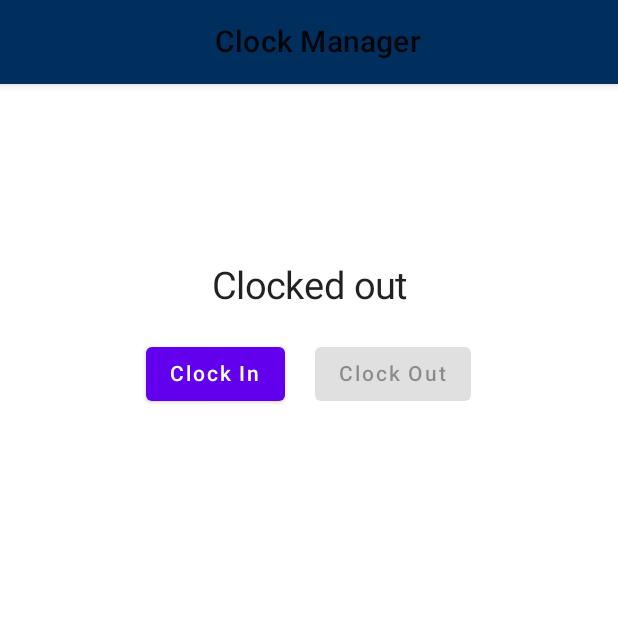
After one commit to lexisother/GDOS-Portal-App, an Android app built with Jetpack Compose: the ClockManager screen opened through its navigation route, on a phone screen of 412 x 824 dp, the top half of it. The commit adds this screen. Run offline under Robolectric (Android 15) with nearby library versions, the phone set to English and light mode, and no system bars; our stand-ins replace accompanist; libraries missing offline, so code that uses them is left out: com.beust.klaxon; network calls fail; 1 statement that could not run was skipped.

Commit message:
[Clock] Implement simple clock manager

```diff
--- a/app/src/main/java/com/alyxia/gdos_portal_app/MainActivity.kt
+++ b/app/src/main/java/com/alyxia/gdos_portal_app/MainActivity.kt
@@ -16,6 +16,7 @@ import androidx.compose.ui.graphics.Color
 import androidx.navigation.compose.NavHost
 import androidx.navigation.compose.composable
 import androidx.navigation.compose.rememberNavController
+import com.alyxia.gdos_portal_app.composables.ClockManager
 import com.alyxia.gdos_portal_app.composables.LoginScreen
 import com.alyxia.gdos_portal_app.composables.Main
 import com.alyxia.gdos_portal_app.composables.Todo
@@ -75,6 +76,7 @@ class MainActivity : ComponentActivity() {
                         composable("loginscreen") { LoginScreen(navController) }
                         composable("main") { Main(navController) }
                         composable("todo") { Todo(navController, result) }
+                        composable("clockmanager") { ClockManager() }
                     }
                 }
             }
--- /dev/null
+++ b/app/src/main/java/com/alyxia/gdos_portal_app/composables/ClockManager.kt
@@ -0,0 +1,74 @@
+package com.alyxia.gdos_portal_app.composables
+
+import androidx.compose.foundation.layout.*
+import androidx.compose.material.Button
+import androidx.compose.material.Scaffold
+import androidx.compose.material.Text
+import androidx.compose.material.TopAppBar
+import androidx.compose.runtime.*
+import androidx.compose.ui.Alignment
+import androidx.compose.ui.Modifier
+import androidx.compose.ui.graphics.Color
+import androidx.compose.ui.unit.dp
+import androidx.compose.ui.unit.sp
+
+@Composable
+fun ClockManager() {
+    Scaffold(
+        topBar = {
+            TopAppBar(
+                title = {
+                    Column(
+                        modifier = Modifier
+                            .wrapContentHeight()
+                            .fillMaxWidth(),
+                        horizontalAlignment = Alignment.CenterHorizontally
+                    ) {
+                        Text("Clock Manager")
+                    }
+                },
+                backgroundColor = Color(0xFF002F5D)
+            )
+        },
+        content = {
+            var clockedIn by remember { mutableStateOf(false) }
+            var clockInEnabled by remember { mutableStateOf(true) }
+            var clockOutEnabled by remember { mutableStateOf(false) }
+
+            Column {
+                Column(horizontalAlignment = Alignment.CenterHorizontally) {
+                    Text(
+                        modifier = Modifier.padding(top = 120.dp, bottom = 20.dp),
+                        fontSize = 25.sp,
+                        text = if (clockedIn) "Clocked in" else "Clocked out"
+                    )
+
+                    Row(horizontalArrangement = Arrangement.spacedBy(20.dp)) {
+                        Spacer(modifier = Modifier.weight(1f))
+                        Button(
+                            enabled = clockInEnabled,
+                            onClick = {
+                                clockedIn = !clockedIn
+                                clockInEnabled = !clockInEnabled
+                                clockOutEnabled = !clockOutEnabled
+                            }
+                        ) {
+                            Text("Clock In")
+                        }
+                        Button(
+                            enabled = clockOutEnabled,
+                            onClick = {
+                                clockedIn = !clockedIn
+                                clockInEnabled = !clockInEnabled
+                                clockOutEnabled = !clockOutEnabled
+                            }
+                        ) {
+                            Text("Clock Out")
+                        }
+                        Spacer(modifier = Modifier.weight(1f))
+                    }
+                }
+            }
+        }
+    )
+}
--- a/app/src/main/java/com/alyxia/gdos_portal_app/composables/LoginScreen.kt
+++ b/app/src/main/java/com/alyxia/gdos_portal_app/composables/LoginScreen.kt
@@ -28,7 +28,9 @@ fun LoginScreen(navController: NavController) {
             Text(
                 modifier = Modifier
                     .padding(top = 120.dp)
-                    .align(Alignment.CenterHorizontally), fontSize = 25.sp, text = "Login to"
+                    .align(Alignment.CenterHorizontally),
+                fontSize = 25.sp,
+                text = "Login to"
             )
             Text(
                 modifier = Modifier.align(Alignment.CenterHorizontally),
--- a/app/src/main/java/com/alyxia/gdos_portal_app/composables/Main.kt
+++ b/app/src/main/java/com/alyxia/gdos_portal_app/composables/Main.kt
@@ -50,7 +50,10 @@ fun Main(navController: NavController) {
                             IconCard(
                                 drawable = com.alyxia.gdos_portal_app.R.drawable.clock,
                                 desc = "Clock",
-                                bgColor = GildeGrey
+                                bgColor = GildeGrey,
+                                onClick = {
+                                    navController.navigate("clockmanager")
+                                }
                             )
                         }
                         item {
```
